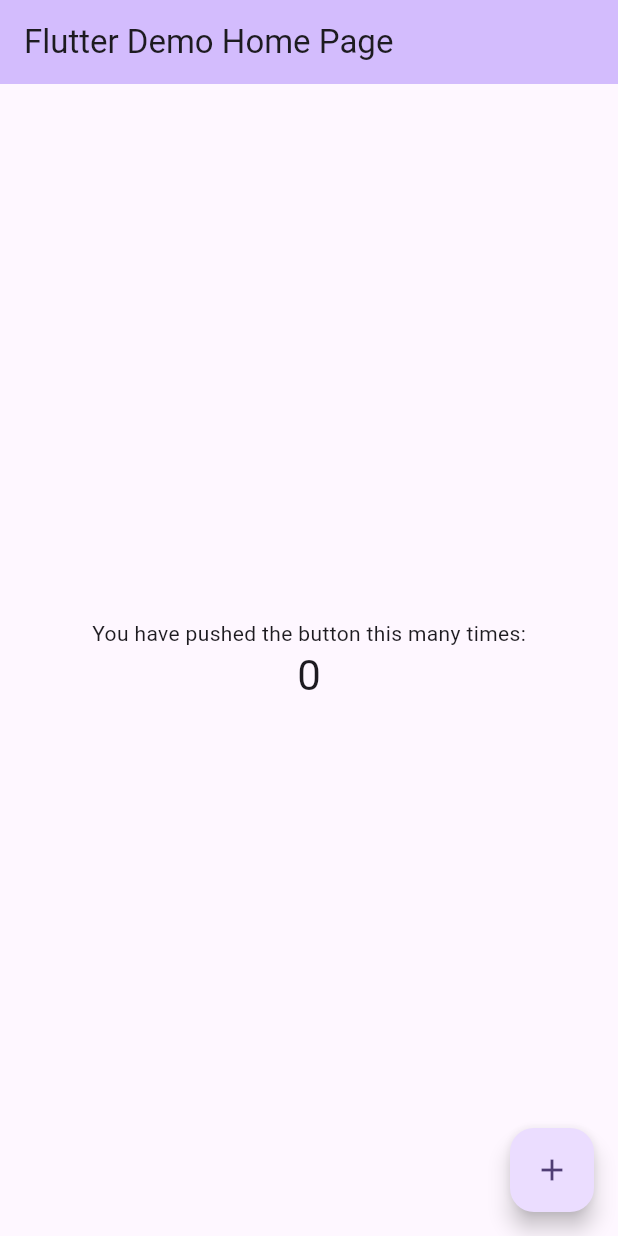
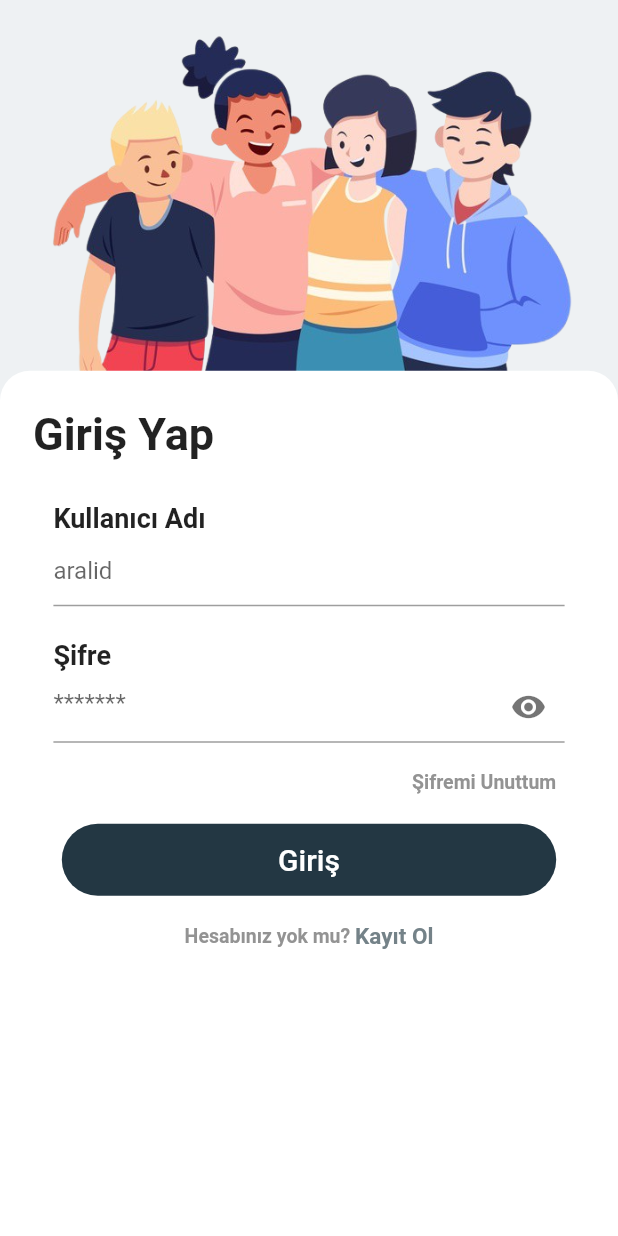
Before and after one commit to Aralidk/voco, a Flutter app: the screen it shows after launch, on a phone screen of 412 x 824 dp. Run offline on Flutter 3.47's test engine with Material 2 defaults, Android fonts, the phone set to English and light mode, and no system bars; our stand-ins replace flutter_riverpod, shared_preferences; Roboto replaces fonts that are missing (NotoSerif).

Commit message:
login and get users

```diff
--- a/lib/main.dart
+++ b/lib/main.dart
@@ -1,68 +1,38 @@
 import 'package:flutter/material.dart';
+import 'package:flutter_riverpod/flutter_riverpod.dart';
+import 'package:shared_preferences/shared_preferences.dart';
+import 'modules/login/view/login_view.dart';
+import 'modules/users/view/users_view.dart';
 
 void main() {
-  runApp(const MyApp());
+  runApp(const ProviderScope(child: MyApp()));
 }
 
 class MyApp extends StatelessWidget {
-  const MyApp({super.key});
+  const MyApp({Key? key}) : super(key: key);
+
+  Future<bool> hasToken() async {
+    final SharedPreferences prefs = await SharedPreferences.getInstance();
+    final token = prefs.getString('token');
+    return token != null;
+  }
 
   @override
   Widget build(BuildContext context) {
     return MaterialApp(
-      title: 'Flutter Demo',
-      theme: ThemeData(
-        colorScheme: ColorScheme.fromSeed(seedColor: Colors.deepPurple),
-        useMaterial3: true,
-      ),
-      home: const MyHomePage(title: 'Flutter Demo Home Page'),
-    );
-  }
-}
-
-class MyHomePage extends StatefulWidget {
-  const MyHomePage({super.key, required this.title});
-
-  final String title;
-
-  @override
-  State<MyHomePage> createState() => _MyHomePageState();
-}
-
-class _MyHomePageState extends State<MyHomePage> {
-  int _counter = 0;
-
-  void _incrementCounter() {
-    setState(() {
-      _counter++;
-    });
-  }
-
-  @override
-  Widget build(BuildContext context) {
-    return Scaffold(
-      appBar: AppBar(
-        backgroundColor: Theme.of(context).colorScheme.inversePrimary,
-        title: Text(widget.title),
-      ),
-      body: Center(
-        child: Column(
-          mainAxisAlignment: MainAxisAlignment.center,
-          children: <Widget>[
-            const Text(
-              'You have pushed the button this many times:',
-            ),
-            Text(
-              '$_counter',
-              style: Theme.of(context).textTheme.headlineMedium,
-            ),
-          ],
-        ),
-      ),
-      floatingActionButton: FloatingActionButton(
-        onPressed: _incrementCounter,
-        tooltip: 'Increment',
-        child: const Icon(Icons.add),
+      debugShowCheckedModeBanner: false,
+      home: FutureBuilder<bool>(
+        future: hasToken(),
+        builder: (context, snapshot) {
+          if (snapshot.connectionState == ConnectionState.waiting) {
+            return const Center(child:  CircularProgressIndicator());
+          } else if (snapshot.hasError) {
+            return Text('${snapshot.error}');
+          } else {
+            final bool hasToken = snapshot.data ?? false;
+            return hasToken ? const UsersView() : LoginPage();
+          }
+        },
       ),
     );
   }
--- /dev/null
+++ b/lib/modules/login/components/form_button.dart
@@ -0,0 +1,23 @@
+import 'package:flutter/material.dart';
+
+class CustomFormButton extends StatelessWidget {
+  final String innerText;
+  final void Function()? onPressed;
+  const CustomFormButton({Key? key, required this.innerText, required this.onPressed}) : super(key: key);
+
+  @override
+  Widget build(BuildContext context) {
+    Size size = MediaQuery.of(context).size;
+    return Container(
+      width: size.width * 0.8,
+      decoration: BoxDecoration(
+        color: const Color(0xff233743),
+        borderRadius: BorderRadius.circular(26),
+      ),
+      child: TextButton(
+        onPressed: onPressed,
+        child: Text(innerText, style: const TextStyle(color: Colors.white, fontSize: 20),),
+      ),
+    );
+  }
+}
--- /dev/null
+++ b/lib/modules/login/components/input_field.dart
@@ -0,0 +1,70 @@
+import 'package:flutter/material.dart';
+
+class CustomInputField extends StatefulWidget {
+  final String labelText;
+  final String hintText;
+  final String? Function(String?) validator;
+  final bool suffixIcon;
+  final bool? isDense;
+  final bool obscureText;
+  final TextEditingController controller;
+
+  const CustomInputField({
+    Key? key,
+    required this.labelText,
+    required this.hintText,
+    required this.validator,
+    this.suffixIcon = false,
+    this.isDense,
+    this.obscureText = false, required this.controller
+  }) : super(key: key);
+
+  @override
+  State<CustomInputField> createState() => _CustomInputFieldState();
+}
+
+class _CustomInputFieldState extends State<CustomInputField> {
+  //
+  bool _obscureText = true;
+
+  @override
+  Widget build(BuildContext context) {
+    Size size = MediaQuery.of(context).size;
+    return Container(
+      width: size.width * 0.9,
+      padding: const EdgeInsets.symmetric(horizontal: 15, vertical: 3),
+      child: Column(
+        children: [
+          Align(
+            alignment: Alignment.centerLeft,
+            child: Text(widget.labelText, style: const TextStyle(fontSize: 18, fontWeight: FontWeight.bold),),
+          ),
+          TextFormField(
+            obscureText: (widget.obscureText && _obscureText),
+            decoration: InputDecoration(
+              isDense: (widget.isDense != null) ? widget.isDense : false,
+              hintText: widget.hintText,
+              suffixIcon: widget.suffixIcon ? IconButton(
+                icon: Icon(
+                  _obscureText ? Icons.remove_red_eye : Icons.visibility_off_outlined,
+                  color: Colors.black54,
+                ),
+                onPressed: () {
+                  setState(() {
+                    _obscureText = !_obscureText;
+                  });
+                },
+              ): null,
+              suffixIconConstraints: (widget.isDense != null) ? const BoxConstraints(
+                  maxHeight: 33
+              ): null,
+            ),
+             controller: widget.controller,
+            autovalidateMode: AutovalidateMode.onUserInteraction,
+            validator: widget.validator,
+          ),
+        ],
+      ),
+    );
+  }
+}
--- /dev/null
+++ b/lib/modules/login/components/page_header.dart
@@ -0,0 +1,15 @@
+import 'package:flutter/material.dart';
+
+class PageHeader extends StatelessWidget {
+  const PageHeader({Key? key}) : super(key: key);
+
+  @override
+  Widget build(BuildContext context) {
+    Size size = MediaQuery.of(context).size;
+    return SizedBox(
+      width: double.infinity,
+      height: size.height * 0.3,
+      child: Image.asset('assets/images/friendship.png'),
+    );
+  }
+}
--- /dev/null
+++ b/lib/modules/login/components/page_heading.dart
@@ -0,0 +1,22 @@
+import 'package:flutter/material.dart';
+
+class PageHeading extends StatelessWidget {
+  final String title;
+  const PageHeading({Key? key, required this.title}) : super(key: key);
+
+  @override
+  Widget build(BuildContext context) {
+    return Container(
+      alignment: Alignment.centerLeft,
+      padding: const EdgeInsets.symmetric(horizontal: 22, vertical: 25),
+      child: Text(
+        title,
+        style: const TextStyle(
+            fontSize: 30,
+            fontWeight: FontWeight.bold,
+            fontFamily: 'NotoSerif'
+        ),
+      ),
+    );
+  }
+}
--- /dev/null
+++ b/lib/modules/login/view/login_view.dart
@@ -0,0 +1,147 @@
+import 'package:flutter/material.dart';
+import 'package:flutter_riverpod/flutter_riverpod.dart';
+import '../components/form_button.dart';
+import '../components/input_field.dart';
+import '../components/page_header.dart';
+import '../components/page_heading.dart';
+import '../notifier/auth_notifier.dart';
+
+final logController = ChangeNotifierProvider((ref) => Auth());
+
+class LoginPage extends ConsumerWidget {
+  LoginPage({Key? key}) : super(key: key);
+
+  final TextEditingController emailController = TextEditingController();
+  final TextEditingController passwordController = TextEditingController();
+
+  final _loginFormKey = GlobalKey<FormState>();
+
+  @override
+  Widget build(BuildContext context, WidgetRef ref) {
+    Size size = MediaQuery.of(context).size;
+    return SafeArea(
+      child: Scaffold(
+        backgroundColor: const Color(0xffEEF1F3),
+        body: Column(
+          children: [
+            const PageHeader(),
+            Expanded(
+              child: Container(
+                decoration: const BoxDecoration(
+                  color: Colors.white,
+                  borderRadius: BorderRadius.vertical(
+                    top: Radius.circular(20),
+                  ),
+                ),
+                child: SingleChildScrollView(
+                  child: Form(
+                    key: _loginFormKey,
+                    child: Column(
+                      children: [
+                        const PageHeading(
+                          title: 'Giriş Yap',
+                        ),
+                        CustomInputField(
+                            controller: emailController,
+                            labelText: 'Kullanıcı Adı',
+                            hintText: 'aralid',
+                            validator: (textValue) {
+                              if (textValue == null || textValue.isEmpty) {
+                                return 'Kullanıcı Adı Gerekli';
+                              }
+                              return null;
+                            }),
+                        const SizedBox(
+                          height: 16,
+                        ),
+                        CustomInputField(
+                          controller: passwordController,
+                          labelText: 'Şifre',
+                          hintText: '*******',
+                          obscureText: true,
+                          suffixIcon: true,
+                          validator: (textValue) {
+                            if (textValue == null || textValue.isEmpty) {
+                              return 'Şifre Gerekli';
+                            }
+                            return null;
+                          },
+                        ),
+                        const SizedBox(
+                          height: 16,
+                        ),
+                        Container(
+                          width: size.width * 0.80,
+                          alignment: Alignment.centerRight,
+                          child: GestureDetector(
+                            onTap: () => {},
+                            child: const Text(
+                              'Şifremi Unuttum',
+                              style: TextStyle(
+                                color: Color(0xff939393),
+                                fontSize: 13,
+                                fontWeight: FontWeight.bold,
+                              ),
+                            ),
+                          ),
+                        ),
+                        const SizedBox(
+                          height: 20,
+                        ),
+                        ref.watch(logController).isLoading
+                            ? const Center(
+                                child: CircularProgressIndicator(),
+                              )
+                            : CustomFormButton(
+                                innerText: 'Giriş',
+                                onPressed: () {
+                                  if (_loginFormKey.currentState!.validate()) {
+                                    ref.read(logController).login(
+                                        emailController.text,
+                                        passwordController.text,
+                                        context);
+                                  }
+                                }),
+                        const SizedBox(
+                          height: 18,
+                        ),
+                        SizedBox(
+                          width: size.width * 0.8,
+                          child: Row(
+                            mainAxisAlignment: MainAxisAlignment.center,
+                            children: [
+                              const Text(
+                                'Hesabınız yok mu? ',
+                                style: TextStyle(
+                                    fontSize: 13,
+                                    color: Color(0xff939393),
+                                    fontWeight: FontWeight.bold),
+                              ),
+                              GestureDetector(
+                                onTap: () => {},
+                                child: const Text(
+                                  'Kayıt Ol',
+                                  style: TextStyle(
+                                      fontSize: 15,
+                                      color: Color(0xff748288),
+                                      fontWeight: FontWeight.bold),
+                                ),
+                              ),
+                            ],
+                          ),
+                        ),
+                        const SizedBox(
+                          height: 20,
+                        ),
+                      ],
+                    ),
+                  ),
+                ),
+              ),
+            ),
+          ],
+        ),
+      ),
+    );
+  }
+}
```
Also changed, not shown: lib/modules/login/controller/login_controller.dart (added, +30 -0 lines), lib/modules/login/notifier/auth_notifier.dart (added, +25 -0 lines), lib/modules/users/components/user_detail_tile.dart (added, +33 -0 lines), lib/modules/users/controller/user_controller.dart (added, +24 -0 lines), lib/modules/users/models/support_model.dart (added, +18 -0 lines), lib/modules/users/models/user_list_model.dart (added, +49 -0 lines), lib/modules/users/models/user_model.dart (added, +27 -0 lines), lib/modules/users/notifier/users_notifier.dart (added, +33 -0 lines), lib/modules/users/view/users_view.dart (added, +94 -0 lines), pubspec.yaml (+5 -3 lines), assets/images/friendship.png (added), pubspec.lock, 1 other file.
